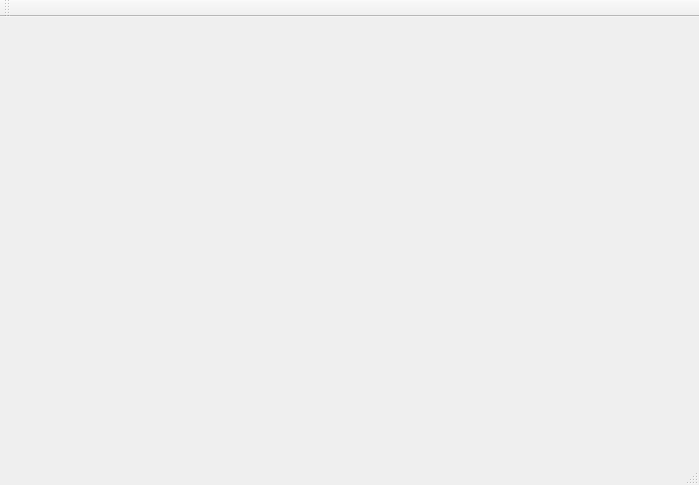
Above: mainwindow.ui from DomtronVox/space-factory before the change. Below: the same form after it.
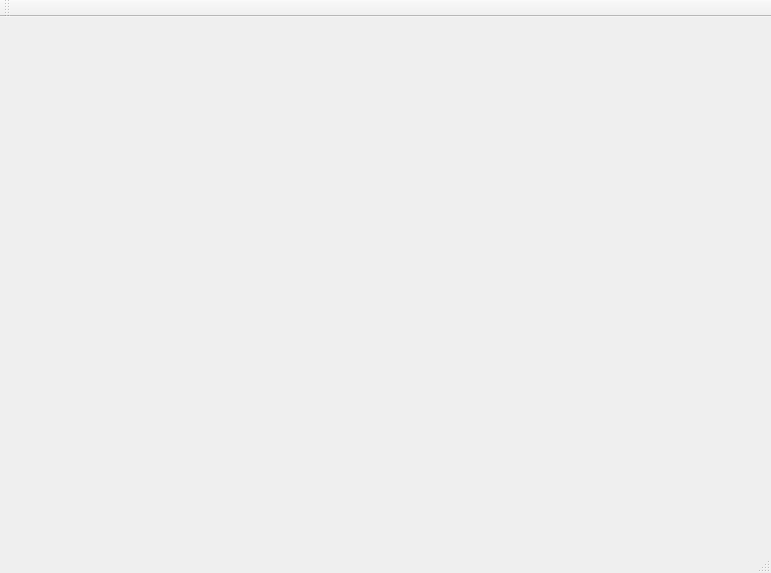
That is the form after the change. Icons and pictures are not drawn.

Commit message: Created file model.h and put current (incomplete) design pattern into that file correctly formatted

Patch:
```diff
--- a/mainwindow.ui
+++ b/mainwindow.ui
@@ -6,8 +6,8 @@
    <rect>
     <x>0</x>
     <y>0</y>
-    <width>699</width>
-    <height>485</height>
+    <width>771</width>
+    <height>573</height>
    </rect>
   </property>
   <property name="windowTitle">
@@ -29,6 +29,9 @@
    </property>
   </widget>
   <widget class="QToolBar" name="mainToolBar">
+   <property name="styleSheet">
+    <string notr="true">color: qlineargradient(spread:pad, x1:0, y1:0, x2:1, y2:0, stop:0 rgba(0, 0, 0, 255), stop:1 rgba(255, 255, 255, 255));</string>
+   </property>
    <attribute name="toolBarArea">
     <enum>TopToolBarArea</enum>
    </attribute>
```
Left out of the diff: 4 changed lines with no effect on the pictures. The commit also changes 2 other files.
